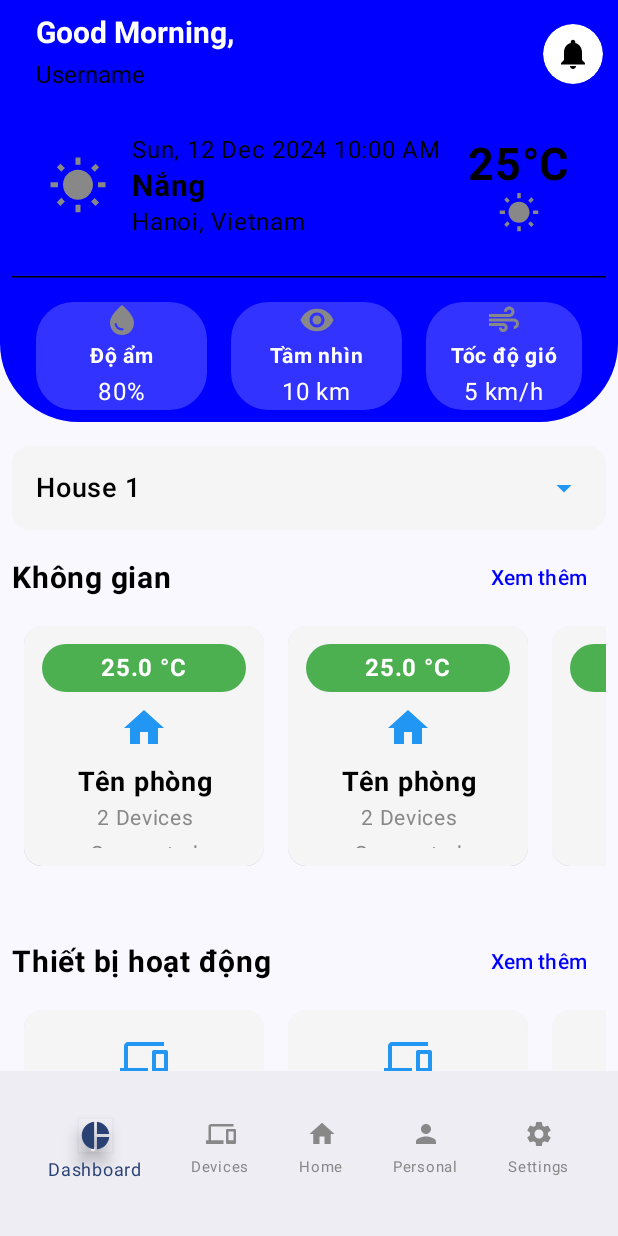
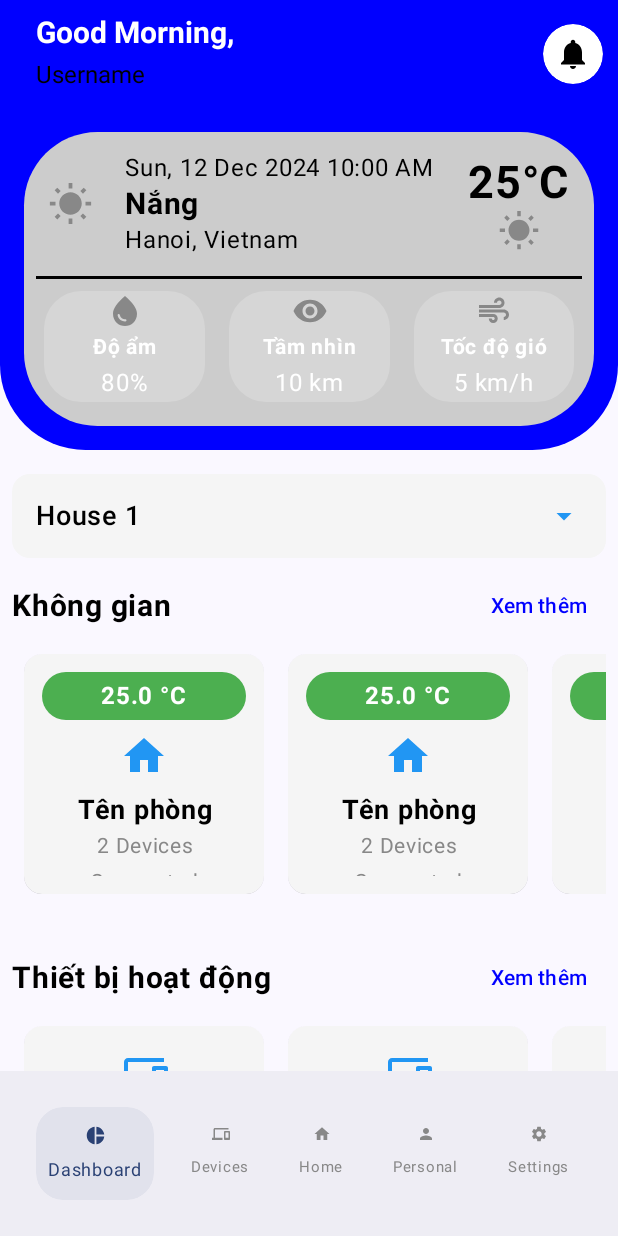
Before and after one commit to phamanhtuan-coder/UngDungQuanLyVaDieuKhienIoT_HomeConnect, an Android app built with Jetpack Compose: the screen it shows after launch (MainActivity), on a phone screen of 412 x 824 dp. Run offline under Robolectric (Android 15) with nearby library versions, the phone set to English and light mode, and no system bars.

Commit message:
Improve UI Weather Info
Signed-off-by: phamanhtuan-coder <0306221391@caothang.edu.vn>

```diff
--- a/app/src/main/java/com/example/ungdungquanlyvadieukhieniot_homeconnect/ui/component/MenuBottom.kt
+++ b/app/src/main/java/com/example/ungdungquanlyvadieukhieniot_homeconnect/ui/component/MenuBottom.kt
@@ -1,6 +1,9 @@
 package com.example.ungdungquanlyvadieukhieniot_homeconnect.ui.component
 
+import androidx.compose.foundation.LocalIndication
+import androidx.compose.foundation.background
 import androidx.compose.foundation.clickable
+import androidx.compose.foundation.interaction.MutableInteractionSource
 import androidx.compose.foundation.layout.Arrangement
 import androidx.compose.foundation.layout.Column
 import androidx.compose.foundation.layout.PaddingValues
@@ -13,6 +16,8 @@ import androidx.compose.foundation.layout.height
 import androidx.compose.foundation.layout.padding
 import androidx.compose.foundation.layout.size
 import androidx.compose.foundation.layout.width
+import androidx.compose.foundation.shape.CircleShape
+import androidx.compose.foundation.shape.RoundedCornerShape
 import androidx.compose.material.icons.Icons
 import androidx.compose.material.icons.filled.Devices
 import androidx.compose.material.icons.filled.Home
@@ -31,6 +36,7 @@ import androidx.compose.runtime.remember
 import androidx.compose.runtime.setValue
 import androidx.compose.ui.Alignment
 import androidx.compose.ui.Modifier
+import androidx.compose.ui.draw.clip
 import androidx.compose.ui.draw.shadow
 import androidx.compose.ui.graphics.Color
 import androidx.compose.ui.graphics.vector.ImageVector
@@ -110,7 +116,6 @@ fun MenuBottom() {
         }
     }
 }
-
 @Composable
 fun MenuItem(
     text: String,
@@ -121,24 +126,38 @@ fun MenuItem(
     textSize: TextUnit = 14.sp,
     iconSize: Dp = 36.dp
 ) {
+    val interactionSource = remember { MutableInteractionSource() } // For managing interactions
+
     if (isTablet) {
         // Tablet Layout:
         Row(
             modifier = Modifier
-                .clickable(onClick = onClick)
-                .padding(8.dp),
-            verticalAlignment = Alignment.CenterVertically
-        ) {
-            Icon(
+                .clip(RoundedCornerShape(18.dp)) // Apply rounded shape first
+                .background(
+                    color = if (isSelected) MaterialTheme.colorScheme.surfaceVariant else Color.Transparent,
+                    shape = RoundedCornerShape(18.dp)
+                )
+                .clickable(
+                    onClick = onClick,
+                    interactionSource = interactionSource,
+                    indication = LocalIndication.current // Default ripple effect
+                )
+                .padding(8.dp), // Optional padding
+            verticalAlignment = Alignment.CenterVertically,
+            horizontalArrangement = Arrangement.Center
+        )
+        {
+        Icon(
                 imageVector = icon,
                 contentDescription = text,
                 tint = if (isSelected) MaterialTheme.colorScheme.primary else Color.Gray,
                 modifier = Modifier
                     .size(iconSize)
-                    .shadow(if (isSelected) 6.dp else 0.dp)
+                    .padding(4.dp) // Adjust padding to remove offset white space
             )
-            Spacer(modifier = Modifier.width(8.dp))
+            Spacer(modifier = Modifier.width(3.dp))
             Text(
+                modifier = Modifier.padding(3.dp),
                 text = text,
                 color = if (isSelected) MaterialTheme.colorScheme.primary else Color.Gray,
                 fontSize = textSize,
@@ -149,11 +168,21 @@ fun MenuItem(
         // Mobile Layout:
         Column(
             modifier = Modifier
-                .clickable(onClick = onClick)
+                .clip(RoundedCornerShape(18.dp)) // Apply circular shape first
+                .background(
+                    color = if (isSelected) MaterialTheme.colorScheme.surfaceVariant else Color.Transparent,
+                    shape = RoundedCornerShape(18.dp)
+                )
+                .clickable(
+                    onClick = onClick,
+                    interactionSource = interactionSource,
+                    indication = LocalIndication.current // Default ripple effect
+                )
                 .padding(8.dp),
             verticalArrangement = Arrangement.Top,
             horizontalAlignment = Alignment.CenterHorizontally
-        ) {
+        )
+        {
             val mobileIconSize = if (isSelected) 22.dp else 20.dp
             val mobileTextSize = if (isSelected) 12.sp else 10.sp
             Icon(
@@ -162,7 +191,7 @@ fun MenuItem(
                 tint = if (isSelected) MaterialTheme.colorScheme.primary else Color.Gray,
                 modifier = Modifier
                     .size(mobileIconSize)
-                    .shadow(if (isSelected) 6.dp else 0.dp)
+                    .padding(4.dp) // Remove extra offset space
             )
             Text(
                 text = text,
--- a/app/src/main/java/com/example/ungdungquanlyvadieukhieniot_homeconnect/ui/component/WeatherWidget.kt
+++ b/app/src/main/java/com/example/ungdungquanlyvadieukhieniot_homeconnect/ui/component/WeatherWidget.kt
@@ -5,11 +5,15 @@ import androidx.compose.foundation.layout.Arrangement
 import androidx.compose.foundation.layout.Column
 import androidx.compose.foundation.layout.Row
 import androidx.compose.foundation.layout.Spacer
+import androidx.compose.foundation.layout.fillMaxSize
 import androidx.compose.foundation.layout.fillMaxWidth
 import androidx.compose.foundation.layout.height
 import androidx.compose.foundation.layout.padding
 import androidx.compose.foundation.layout.size
 import androidx.compose.foundation.layout.width
+import androidx.compose.foundation.lazy.grid.GridCells
+import androidx.compose.foundation.lazy.grid.LazyHorizontalGrid
+import androidx.compose.foundation.lazy.grid.LazyVerticalGrid
 import androidx.compose.foundation.shape.RoundedCornerShape
 import androidx.compose.material.icons.Icons
 import androidx.compose.material.icons.filled.Air
@@ -60,32 +64,44 @@ fun WeatherInfo() {
     val isTablet = screenWidth > 600
 
     // Temp
-    val iconThoiGian = if (isDayTime()) Icons.Filled.WbSunny else Icons.Filled.NightsStay // Ban ngày/ban đêm
+    val iconThoiGian =
+        if (isDayTime()) Icons.Filled.WbSunny else Icons.Filled.NightsStay // Ban ngày/ban đêm
     val iconThoiTiet = Icons.Filled.WbSunny // Logic hình ảnh thời tiết
-    val thoiGianHienTai =  "Sun, 12 Dec 2024 10:00 AM" // Thời gian hiện tại
+    val thoiGianHienTai = "Sun, 12 Dec 2024 10:00 AM" // Thời gian hiện tại
     val thoiTietHienTai = "Nắng" // Thời tiết hiện tại
     val nhietDoHienTai = "25°C" // Nhiệt độ thực
     val viTriHienTai = "Hanoi, Vietnam" //vị trí thực
-    val doAm= "80" // Độ ẩm, tầm nhìn, tốc độ gió
-    val tamNhin= "10" // Độ ẩm, tầm nhìn, tốc độ gió
-    val tocDoGio= "5" // Độ ẩm, tầm nhìn, tốc độ gió
+    val doAm = "80" // Độ ẩm, tầm nhìn, tốc độ gió
+    val tamNhin = "10" // Độ ẩm, tầm nhìn, tốc độ gió
+    val tocDoGio = "5" // Độ ẩm, tầm nhìn, tốc độ gió
 
     Column(
         modifier = Modifier
             .fillMaxWidth()
-            .background(Color.Blue, shape = RoundedCornerShape(
+            .background(
+                Color.Blue, shape = RoundedCornerShape(
                     bottomStartPercent = 25,
                     bottomEndPercent = 25
-            ))
-
-        ,
+                )
+            ),
 
 
+        ) {
+        Column(
+            modifier = Modifier
+                .padding(16.dp)
+                .background(
+                    Color.LightGray.copy(alpha = 3f), shape = RoundedCornerShape(
+                        25
+                    )
+                ),
+            verticalArrangement = Arrangement.SpaceEvenly,
+            horizontalAlignment = Alignment.CenterHorizontally
         ) {
             Row(
                 modifier = Modifier
                     .fillMaxWidth()
-                .padding(vertical = 16.dp, horizontal = 32.dp),
+                    .padding(vertical = 12.dp, horizontal = 16.dp),
                 horizontalArrangement = Arrangement.SpaceBetween,
                 verticalAlignment = Alignment.CenterVertically
             ) {
@@ -93,7 +109,8 @@ fun WeatherInfo() {
                     imageVector = iconThoiTiet,
                     contentDescription = null,
                     tint = Color.Gray,
-                modifier =  Modifier.size( if(isTablet) 80.dp  else 40.dp)
+                    modifier = Modifier
+                        .size(if (isTablet) 80.dp else 30.dp)
                         .align(Alignment.CenterVertically)
                 )
                 Spacer(modifier = Modifier.width(8.dp))
@@ -129,47 +146,59 @@ fun WeatherInfo() {
                         imageVector = iconThoiGian,
                         contentDescription = null,
                         tint = Color.Gray,
-                    modifier = if(isTablet) Modifier.size(32.dp) else Modifier.size(28.dp)
+                        modifier = if (isTablet) Modifier.size(32.dp) else Modifier.size(28.dp)
                     )
                 }
             }
 
-        Spacer(modifier = Modifier.height(8.dp))
 
             HorizontalDivider(
                 modifier = Modifier.padding(horizontal = 8.dp),
-            thickness = 1.dp,
+                thickness = 2.dp,
                 color = Color.Black
             )
 
-        Spacer(modifier = Modifier.height(8.dp))
 
-        Row(
-            modifier = Modifier.fillMaxWidth().padding(horizontal = 16.dp),
+            LazyVerticalGrid(
+                modifier = Modifier
+                    .height(if (isTablet) 100.dp else 90.dp)
+                    .padding(horizontal = 5.dp)
+                    .fillMaxWidth(),
                 horizontalArrangement = Arrangement.SpaceEvenly,
-            verticalAlignment = Alignment.CenterVertically
+                verticalArrangement = Arrangement.Center,
+                columns = GridCells.Fixed(3)
             ) {
+                item {
+
 
                     WeatherWidget(
                         icon = Icons.Filled.WaterDrop,
-                value = doAm+ "%",
+                        value = doAm + "%",
                         label = "Độ ẩm",
                         isTablet = isTablet
                     )
 
+                }
+                item {
                     WeatherWidget(
                         icon = Icons.Filled.Visibility,
-                value = tamNhin+" km",
+                        value = tamNhin + " km",
                         label = "Tầm nhìn",
                         isTablet = isTablet
                     )
+                }
+                item {
 
                     WeatherWidget(
                         icon = Icons.Filled.Air,
-                value = tocDoGio+ " km/h",
+                        value = tocDoGio + " km/h",
                         label = "Tốc độ gió",
                         isTablet = isTablet
                     )
+                }
+            }
+            Spacer(modifier = Modifier.height(8.dp))
+
         }
     }
 }
@@ -178,9 +207,11 @@ fun WeatherInfo() {
 fun WeatherWidget(icon: ImageVector, value: String, label: String, isTablet: Boolean) {
     Card(
         modifier = Modifier
-            .width(if (isTablet) 240.dp else 130.dp)
+            .width(if (isTablet) 240.dp else 100.dp)
+            .height(if (isTablet) 100.dp else 90.dp)
             .padding(8.dp)
-            .background(Color.Transparent,
+            .background(
+                Color.Transparent,
                 shape = RoundedCornerShape(25.dp),
             ),
 
@@ -190,11 +221,11 @@ fun WeatherWidget(icon: ImageVector, value: String, label: String, isTablet: Boo
             containerColor = Color.White.copy(alpha = 0.2f) // Glass effect
         )
     ) {
-        if(isTablet) {
+        if (isTablet) {
             Row(
                 modifier = Modifier
-                    .padding(8.dp)
-                    .fillMaxWidth(),
+                    .padding(vertical = 8.dp, horizontal = 16.dp)
+                    .fillMaxSize(),
                 horizontalArrangement = Arrangement.Center,
                 verticalAlignment = Alignment.CenterVertically
             ) {
@@ -203,11 +234,11 @@ fun WeatherWidget(icon: ImageVector, value: String, label: String, isTablet: Boo
                     contentDescription = null,
                     tint = Color.Gray,
                     modifier = Modifier
-                        .size(36.dp)
+                        .size(50.dp)
                 )
                 Spacer(modifier = Modifier.width(16.dp))
                 Column(
-                    horizontalAlignment = Alignment.Start,
+                    horizontalAlignment = Alignment.CenterHorizontally,
                     verticalArrangement = Arrangement.Center
                 ) {
                     Text(
@@ -224,11 +255,11 @@ fun WeatherWidget(icon: ImageVector, value: String, label: String, isTablet: Boo
                 }
 
             }
-        }else{
+        } else {
             Column(
                 modifier = Modifier
                     .padding(0.dp)
-                .fillMaxWidth(),
+                    .fillMaxSize(),
                 horizontalAlignment = Alignment.CenterHorizontally,
                 verticalArrangement = Arrangement.Center
             ) {
@@ -242,7 +273,7 @@ fun WeatherWidget(icon: ImageVector, value: String, label: String, isTablet: Boo
                 Text(
                     text = label,
                     color = Color.White,
-                fontSize =  14.sp,
+                    fontSize = 14.sp,
                     fontWeight = FontWeight.Bold
                 )
                 Text(
@@ -251,6 +282,7 @@ fun WeatherWidget(icon: ImageVector, value: String, label: String, isTablet: Boo
                     fontSize = 16.sp
                 )
             }
+
         }
 
     }
--- a/app/src/main/java/com/example/ungdungquanlyvadieukhieniot_homeconnect/ui/screen/home/HomeScreen.kt
+++ b/app/src/main/java/com/example/ungdungquanlyvadieukhieniot_homeconnect/ui/screen/home/HomeScreen.kt
@@ -77,7 +77,10 @@ fun HomeScreen(
                 modifier = Modifier
                     .fillMaxSize()
                     .padding(it)
-                    .verticalScroll(rememberScrollState())
+                    .verticalScroll(rememberScrollState()),
+                verticalArrangement = Arrangement.SpaceBetween,
+                horizontalAlignment = Alignment.CenterHorizontally
+
             ) {
                 WeatherInfo()
 
@@ -132,7 +135,7 @@ fun HomeScreen(
                     }
                 }
 
-                Spacer(modifier = Modifier.height(16.dp))
+                Spacer(modifier = Modifier.height(8.dp))
 
                 // Thiết bị hoạt động
                 Column(
```
Lines whose indentation alone changed are shown as unchanged.
